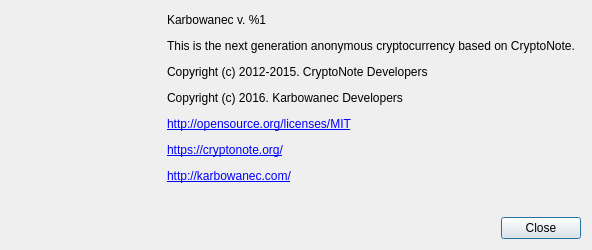
First picture: the form in src/gui/ui/aboutdialog.ui, repository cryptonotefoundation/cryptonotewallet, before the edit.
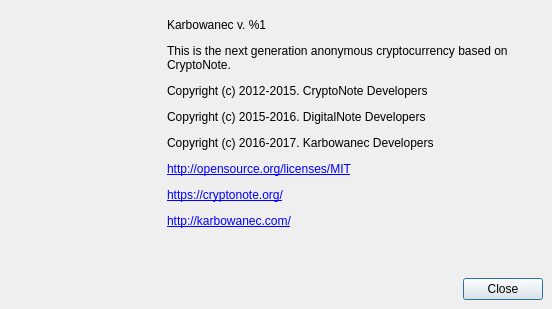
Second picture: the form after the edit. Icons and pictures are not drawn.

What changed in the file:
```diff
--- a/src/gui/ui/aboutdialog.ui
+++ b/src/gui/ui/aboutdialog.ui
@@ -6,8 +6,8 @@
    <rect>
     <x>0</x>
     <y>0</y>
-    <width>592</width>
-    <height>250</height>
+    <width>552</width>
+    <height>309</height>
    </rect>
   </property>
   <property name="sizePolicy">
@@ -18,32 +18,32 @@
   </property>
   <property name="minimumSize">
    <size>
-    <width>592</width>
+    <width>550</width>
     <height>250</height>
    </size>
   </property>
   <property name="maximumSize">
    <size>
-    <width>592</width>
+    <width>16777215</width>
     <height>16777215</height>
    </size>
   </property>
   <property name="windowTitle">
    <string>About %1</string>
   </property>
-  <layout class="QVBoxLayout" name="verticalLayout" stretch="0,0">
-   <item>
-    <layout class="QHBoxLayout" name="horizontalLayout_2">
-     <property name="spacing">
-      <number>6</number>
-     </property>
-     <property name="sizeConstraint">
-      <enum>QLayout::SetDefaultConstraint</enum>
-     </property>
-     <property name="bottomMargin">
-      <number>25</number>
-     </property>
+  <widget class="QWidget" name="">
+   <property name="geometry">
+    <rect>
+     <x>11</x>
+     <y>15</y>
+     <width>532</width>
+     <height>285</height>
+    </rect>
+   </property>
+   <layout class="QVBoxLayout" name="verticalLayout">
      <item>
+     <layout class="QFormLayout" name="formLayout">
+      <item row="0" column="0">
       <widget class="QLabel" name="KRBcoin">
        <property name="enabled">
         <bool>true</bool>
@@ -81,12 +81,15 @@
        <property name="scaledContents">
         <bool>true</bool>
        </property>
-      </widget>
-     </item>
-     <item>
+        <property name="alignment">
+         <set>Qt::AlignLeading|Qt::AlignLeft|Qt::AlignTop</set>
+        </property>
+       </widget>
+      </item>
+      <item row="0" column="1">
       <widget class="QLabel" name="m_aboutLabel">
        <property name="sizePolicy">
-        <sizepolicy hsizetype="Preferred" vsizetype="Preferred">
+         <sizepolicy hsizetype="Preferred" vsizetype="Expanding">
          <horstretch>0</horstretch>
          <verstretch>0</verstretch>
         </sizepolicy>
@@ -94,15 +97,18 @@
        <property name="minimumSize">
         <size>
          <width>0</width>
-         <height>170</height>
+          <height>250</height>
         </size>
        </property>
        <property name="text">
-        <string>&lt;html&gt;&lt;head/&gt;&lt;body&gt;&lt;p&gt;Karbowanec v. %1&lt;/p&gt;&lt;p&gt;This is the next generation anonymous cryptocurrency based on CryptoNote.&lt;/p&gt;&lt;p&gt;Copyright (c) 2012-2015. CryptoNote Developers&lt;/p&gt;&lt;p&gt;Copyright (c) 2016. Karbowanec Developers&lt;/p&gt;&lt;p&gt;&lt;a href=&quot;http://opensource.org/licenses/MIT&quot;&gt;&lt;span style=&quot; text-decoration: underline; color:#0000ff;&quot;&gt;http://opensource.org/licenses/MIT&lt;/span&gt;&lt;/a&gt;&lt;/p&gt;&lt;p&gt;&lt;a href=&quot;https://cryptonote.org/&quot;&gt;&lt;span style=&quot; text-decoration: underline; color:#0000ff;&quot;&gt;https://cryptonote.org/&lt;/span&gt;&lt;/a&gt;&lt;/p&gt;&lt;p&gt;&lt;a href=&quot;http://karbowanec.com/&quot;&gt;&lt;span style=&quot; text-decoration: underline; color:#0000ff;&quot;&gt;http://karbowanec.com/&lt;/span&gt;&lt;/a&gt;&lt;/p&gt;&lt;/body&gt;&lt;/html&gt;</string>
+         <string>&lt;html&gt;&lt;head/&gt;&lt;body&gt;&lt;p&gt;Karbowanec v. %1&lt;/p&gt;&lt;p&gt;This is the next generation anonymous cryptocurrency based on CryptoNote.&lt;/p&gt;&lt;p&gt;Copyright (c) 2012-2015. CryptoNote Developers&lt;/p&gt;&lt;p&gt;Copyright (c) 2015-2016. DigitalNote Developers&lt;/p&gt;&lt;p&gt;Copyright (c) 2016-2017. Karbowanec Developers&lt;/p&gt;&lt;p&gt;&lt;a href=&quot;http://opensource.org/licenses/MIT&quot;&gt;&lt;span style=&quot; text-decoration: underline; color:#0000ff;&quot;&gt;http://opensource.org/licenses/MIT&lt;/span&gt;&lt;/a&gt;&lt;/p&gt;&lt;p&gt;&lt;a href=&quot;https://cryptonote.org/&quot;&gt;&lt;span style=&quot; text-decoration: underline; color:#0000ff;&quot;&gt;https://cryptonote.org/&lt;/span&gt;&lt;/a&gt;&lt;/p&gt;&lt;p&gt;&lt;a href=&quot;http://karbowanec.com/&quot;&gt;&lt;span style=&quot; text-decoration: underline; color:#0000ff;&quot;&gt;http://karbowanec.com/&lt;/span&gt;&lt;/a&gt;&lt;/p&gt;&lt;/body&gt;&lt;/html&gt;</string>
        </property>
        <property name="textFormat">
         <enum>Qt::RichText</enum>
        </property>
+        <property name="alignment">
+         <set>Qt::AlignLeading|Qt::AlignLeft|Qt::AlignTop</set>
+        </property>
        <property name="wordWrap">
         <bool>true</bool>
        </property>
@@ -138,6 +144,7 @@
     </layout>
    </item>
   </layout>
+  </widget>
  </widget>
  <resources>
   <include location="../../resources.qrc"/>
```
Lines whose indentation alone changed are shown as unchanged.
